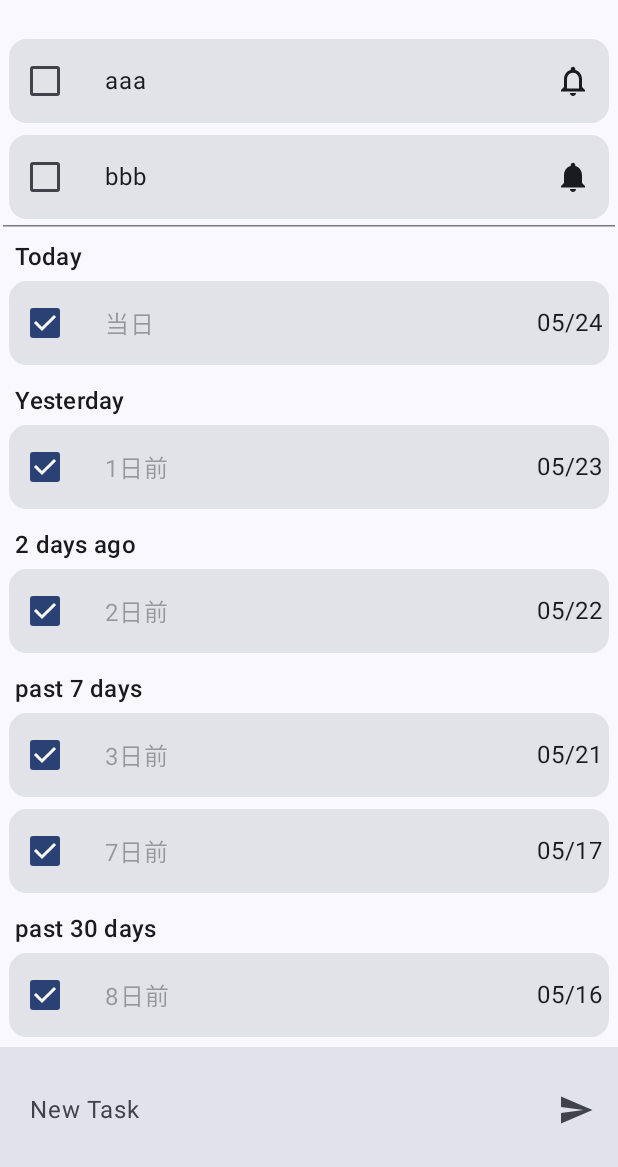
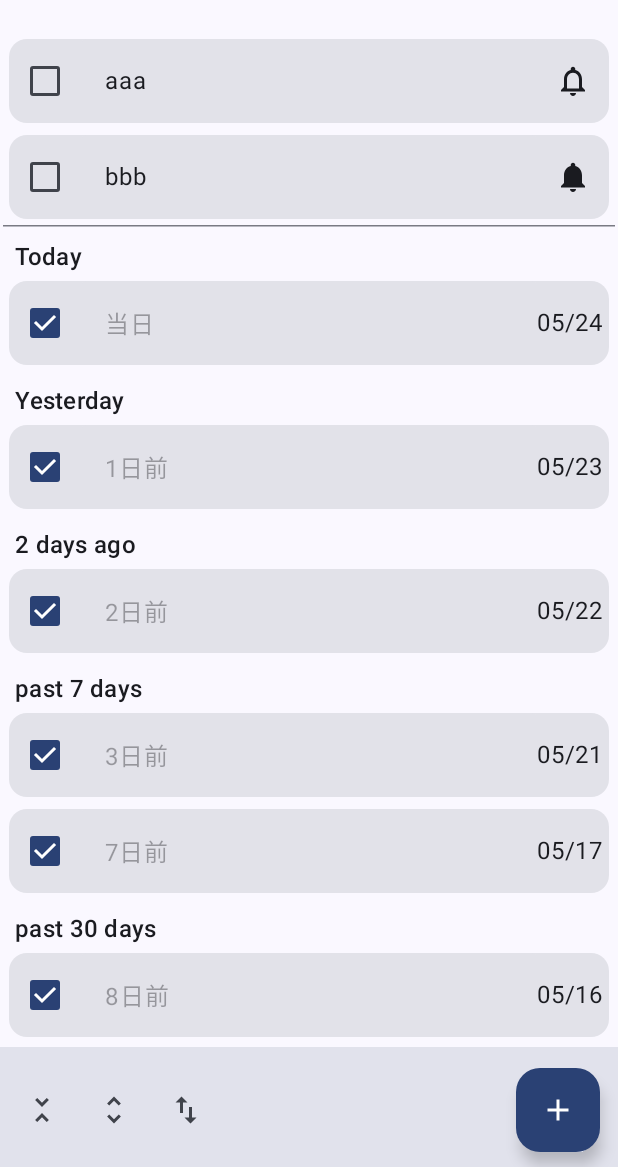
Before and after one commit to yuki-kamikita/QuickTodo, an Android app built with Jetpack Compose: the @Preview function PreviewScreen, on a phone screen of 412 x 824 dp, the part 69-1236 px from its top. Run offline under Robolectric (Android 15) with nearby library versions, the phone set to English and light mode, and no system bars; our stand-ins replace Dagger/Hilt's generated code, Room's generated code.

Commit message:
中身を上下させるサンプル

```diff
--- a/app/src/main/java/com/akaiyukiusagi/quicktodo/uiLayer/screen/HomeScreen.kt
+++ b/app/src/main/java/com/akaiyukiusagi/quicktodo/uiLayer/screen/HomeScreen.kt
@@ -1,5 +1,7 @@
 package com.akaiyukiusagi.quicktodo.uiLayer.screen
 
+import androidx.compose.animation.slideInVertically
+import androidx.compose.animation.slideOutVertically
 import androidx.compose.foundation.clickable
 import androidx.compose.foundation.interaction.MutableInteractionSource
 import androidx.compose.foundation.layout.Arrangement
@@ -17,6 +19,7 @@ import androidx.compose.foundation.shape.RoundedCornerShape
 import androidx.compose.foundation.text.KeyboardActions
 import androidx.compose.foundation.text.KeyboardOptions
 import androidx.compose.material.icons.Icons
+import androidx.compose.material.icons.filled.Add
 import androidx.compose.material.icons.filled.Notifications
 import androidx.compose.material.icons.filled.Send
 import androidx.compose.material.icons.filled.Settings
@@ -25,6 +28,7 @@ import androidx.compose.material3.BottomAppBar
 import androidx.compose.material3.Card
 import androidx.compose.material3.Checkbox
 import androidx.compose.material3.ExperimentalMaterial3Api
+import androidx.compose.material3.FloatingActionButton
 import androidx.compose.material3.HorizontalDivider
 import androidx.compose.material3.Icon
 import androidx.compose.material3.IconButton
@@ -75,9 +79,19 @@ import com.akaiyukiusagi.quicktodo.uiLayer.viewModel.IHomeViewModel
 import com.akaiyukiusagi.quicktodo.uiLayer.viewModel.ISettingsViewModel
 import com.akaiyukiusagi.quicktodo.uiLayer.viewModel.PreviewHomeViewModel
 import com.akaiyukiusagi.quicktodo.uiLayer.viewModel.PreviewSettingsViewModel
-import com.google.accompanist.permissions.ExperimentalPermissionsApi
 import kotlinx.coroutines.launch
 import java.time.LocalDateTime
+import androidx.compose.animation.AnimatedContent
+import androidx.compose.animation.AnimatedVisibility
+import androidx.compose.animation.core.animateFloatAsState
+import androidx.compose.animation.fadeIn
+import androidx.compose.animation.fadeOut
+import androidx.compose.animation.togetherWith
+import androidx.compose.material.icons.filled.Close
+import androidx.compose.material.icons.filled.SwapVert
+import androidx.compose.material.icons.filled.UnfoldLess
+import androidx.compose.material.icons.filled.UnfoldMore
+import androidx.compose.ui.draw.rotate
 
 @OptIn(ExperimentalMaterial3Api::class)
 @Composable
@@ -102,7 +116,7 @@ fun HomeScreen(
             )
         },
         bottomBar = {
-            NewTask { text -> viewModel.addTask(text) }
+            BottomBar { text -> viewModel.addTask(text) }
         },
         content = {
             Surface(
@@ -275,7 +289,6 @@ fun CompletedItem(
 }
 
 /** 完/未完 の共通部分 */
-@OptIn(ExperimentalMaterial3Api::class)
 @Composable
 fun CardDesign(
     isChecked: Boolean,
@@ -347,7 +360,6 @@ fun CardDesign(
 }
 
 /** 通知on/offボタン */
-@OptIn(ExperimentalPermissionsApi::class)
 @Composable
 fun NotificationButton(
     task: Task,
@@ -373,8 +385,97 @@ fun NotificationButton(
     }
 }
 
+@Composable
+fun BottomBar(onAddTask: (String) -> Unit = {}) {
+    var bottomBarMode: BottomBarMode by remember { mutableStateOf(BottomBarMode.ACTION) }
+
+    BottomAppBar(
+        containerColor = MaterialTheme.colorScheme.surfaceVariant,
+        modifier = Modifier.imePadding()
+    ) {
+        AnimatedContent(
+            targetState = bottomBarMode,
+            transitionSpec = {
+                if (initialState == BottomBarMode.ACTION) {
+                    // 上がる
+                    slideInVertically { it } togetherWith slideOutVertically { -it }
+                } else {
+                    // 下がる
+                    slideInVertically { -it } togetherWith slideOutVertically { it }
+                }
+            },
+            modifier = Modifier.fillMaxWidth()
+        ) { mode ->
+            when (mode) {
+                BottomBarMode.ACTION -> {
+                    BottomAppBarAction(
+                        onAddClick = { bottomBarMode = BottomBarMode.ADD_TASK },
+                    )
+                }
+                BottomBarMode.ADD_TASK -> {
+                    NewTask(onAddTask = {
+                        onAddTask(it)
+                        bottomBarMode = BottomBarMode.ACTION
+                    })
+                }
+            }
+        }
+    }
+}
+
+enum class BottomBarMode {
+    ACTION,
+    ADD_TASK,
+}
+
+@Composable
+fun BottomAppBarAction(
+    onAddClick: () -> Unit = {},
+) {
+    var sortMode by remember { mutableStateOf(false) }
+    // 回転角度をアニメーション
+    val rotation by animateFloatAsState(
+        targetValue = if (sortMode) 45f else 0f,
+        label = "fab_rotation"
+    )
+
+    Row(
+        modifier = Modifier.fillMaxWidth(),
+        horizontalArrangement = Arrangement.SpaceBetween,
+        verticalAlignment = Alignment.CenterVertically
+    ) {
+        Row {
+            IconButton(onClick = { /* TODO: */ }) {
+                Icon(Icons.Default.UnfoldLess, contentDescription = "全部閉じる")
+            }
+            IconButton(onClick = { /* TODO: */ }) {
+                Icon(Icons.Default.UnfoldMore, contentDescription = "全部開く")
+            }
+            AnimatedVisibility(
+                visible = !sortMode,
+                enter = fadeIn(),
+                exit = fadeOut(),
+            ) {
+                IconButton(onClick = { sortMode = !sortMode }) {
+                    Icon(Icons.Default.SwapVert, contentDescription = "並び替え")
+                }
+            }
+        }
+        FloatingActionButton(
+            onClick = onAddClick,
+            modifier = Modifier.padding(8.dp),
+            containerColor = MaterialTheme.colorScheme.primary,
+        ) {
+            Icon(
+                imageVector = Icons.Default.Add,
+                contentDescription = "Add",
+                modifier = Modifier.rotate(rotation)
+            )
+        }
+    }
+}
+
 /** タスク追加 */
-@OptIn(ExperimentalMaterial3Api::class)
 @Composable
 fun NewTask(onAddTask: (String) -> Unit = {}) {
     val context = LocalContext.current
@@ -383,10 +484,6 @@ fun NewTask(onAddTask: (String) -> Unit = {}) {
     val focusRequester = remember { FocusRequester() }
     val isFocused = remember { mutableStateOf(false) }
 
-    BottomAppBar(
-        containerColor = MaterialTheme.colorScheme.surfaceVariant,
-        modifier = Modifier.imePadding()
-    ) {
     TextField(
         value = text,
         singleLine = true,
@@ -428,7 +525,6 @@ fun NewTask(onAddTask: (String) -> Unit = {}) {
         }
     )
 }
-}
 
 @ScreenPreviewTemplate
 @Composable
```
Lines whose indentation alone changed are shown as unchanged.
